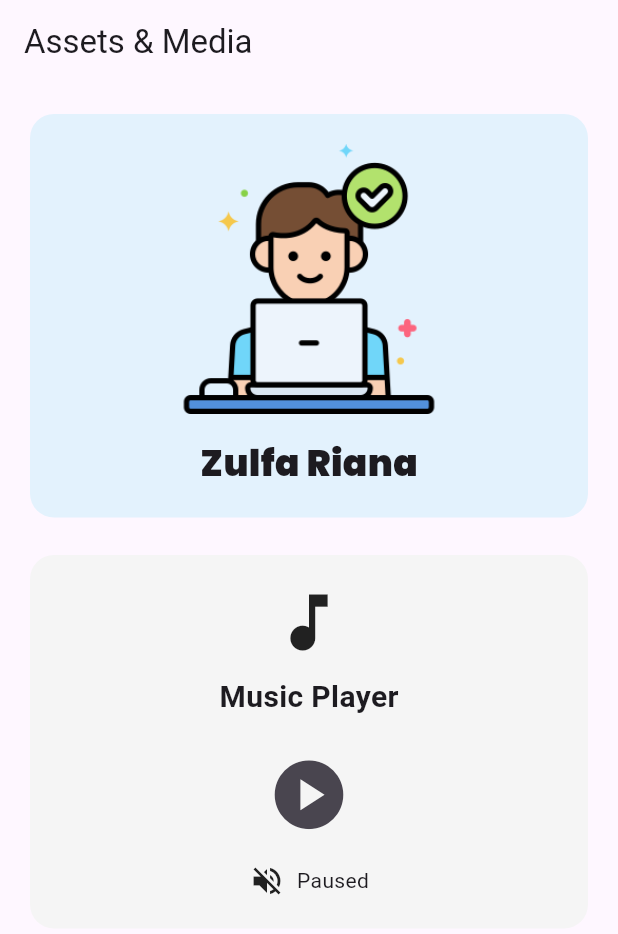
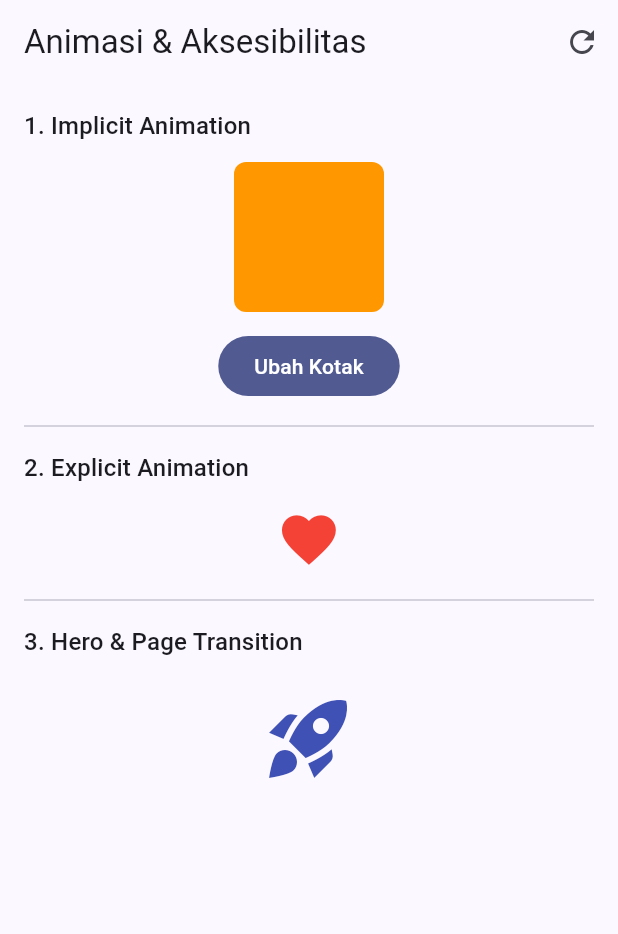
Before and after one commit to Zulfaar/prak-mobilelanjut-2407051006, a Flutter app: the screen it shows after launch, on a phone screen of 412 x 824 dp. Shown: the top 934 px of the screen. Run offline on Flutter 3.47's test engine with Material 3 defaults, Android fonts, the phone set to English and light mode, and no system bars; our stand-ins replace audioplayers.

Commit message:
Pertemuan 7

```diff
--- /dev/null
+++ b/flutter_application_1/lib/detail_page.dart
@@ -0,0 +1,23 @@
+import 'package:flutter/material.dart';
+
+class DetailPage extends StatelessWidget {
+  const DetailPage({super.key});
+
+  @override
+  Widget build(BuildContext context) {
+    return Scaffold(
+      appBar: AppBar(title: const Text('Detail')),
+      body: const Center(
+        child: Hero(
+          tag: 'hero-ikon',
+          child: Icon(
+            Icons.rocket_launch,
+            size: 160,
+            color: Colors.indigo,
+            semanticLabel: 'Ikon roket',
+          ),
+        ),
+      ),
+    );
+  }
+}
--- /dev/null
+++ b/flutter_application_1/lib/home_page.dart
@@ -0,0 +1,135 @@
+import 'package:flutter/material.dart';
+import 'detail_page.dart';
+
+class HomePage extends StatefulWidget {
+  const HomePage({super.key});
+
+  @override
+  State<HomePage> createState() => HomePageState();
+}
+
+class HomePageState extends State<HomePage>
+    with SingleTickerProviderStateMixin {
+  late final AnimationController _controller;
+  bool besar = false;
+
+  @override
+  void initState() {
+    super.initState();
+    _controller = AnimationController(
+      vsync: this,
+      duration: const Duration(milliseconds: 800),
+    )..repeat(reverse: true);
+  }
+
+  @override
+  void dispose() {
+    _controller.dispose();
+    super.dispose();
+  }
+
+  void _bukaDetail() {
+    Navigator.push(
+      context,
+      PageRouteBuilder(
+        transitionDuration: const Duration(milliseconds: 500),
+        pageBuilder: (context, animation, secondary) => const DetailPage(),
+        transitionsBuilder: (context, animation, secondary, child) =>
+            FadeTransition(opacity: animation, child: child),
+      ),
+    );
+  }
+
+  @override
+  Widget build(BuildContext context) {
+    final tanpaGerak = MediaQuery.of(context).disableAnimations;
+
+    return Scaffold(
+      appBar: AppBar(
+        title: const Text('Animasi & Aksesibilitas'),
+        actions: [
+          IconButton(
+            icon: const Icon(Icons.refresh),
+            tooltip: 'Reset kotak',
+            onPressed: () => setState(() => besar = false),
+          ),
+        ],
+      ),
+      body: ListView(
+        padding: const EdgeInsets.all(16),
+        children: [
+          Text(
+            '1. Implicit Animation',
+            style: Theme.of(context).textTheme.titleMedium,
+          ),
+          const SizedBox(height: 12),
+          Center(
+            child: Semantics(
+              label: besar ? 'Kotak ukuran besar' : 'Kotak ukuran kecil',
+              child: AnimatedContainer(
+                duration: Duration(milliseconds: tanpaGerak ? 0 : 500),
+                curve: Curves.easeInOut,
+                width: besar ? 200 : 100,
+                height: besar ? 200 : 100,
+                decoration: BoxDecoration(
+                  color: besar ? Colors.indigo : Colors.orange,
+                  borderRadius: BorderRadius.circular(besar ? 40 : 8),
+                ),
+              ),
+            ),
+          ),
+          const SizedBox(height: 12),
+          Center(
+            child: FilledButton(
+              onPressed: () => setState(() => besar = !besar),
+              child: const Text('Ubah Kotak'),
+            ),
+          ),
+          const Divider(height: 32),
+          Text(
+            '2. Explicit Animation',
+            style: Theme.of(context).textTheme.titleMedium,
+          ),
+          const SizedBox(height: 12),
+          Center(
+            child: ScaleTransition(
+              scale: Tween<double>(begin: 0.8, end: 1.2).animate(_controller),
+              child: const Icon(
+                Icons.favorite,
+                color: Colors.red,
+                size: 48,
+                semanticLabel: 'Ikon hati berdenyut',
+              ),
+            ),
+          ),
+          const Divider(height: 32),
+          Text(
+            '3. Hero & Page Transition',
+            style: Theme.of(context).textTheme.titleMedium,
+          ),
+          const SizedBox(height: 12),
+          Center(
+            child: Semantics(
+              label: 'Buka halaman detail',
+              button: true,
+              child: InkWell(
+                onTap: _bukaDetail,
+                child: const Padding(
+                  padding: EdgeInsets.all(8),
+                  child: Hero(
+                    tag: 'hero-ikon',
+                    child: Icon(
+                      Icons.rocket_launch,
+                      size: 64,
+                      color: Colors.indigo,
+                    ),
+                  ),
+                ),
+              ),
+            ),
+          ),
+        ],
+      ),
+    );
+  }
+}
--- a/flutter_application_1/lib/main.dart
+++ b/flutter_application_1/lib/main.dart
@@ -1,9 +1,7 @@
 import 'package:flutter/material.dart';
-import 'assets_media.dart';
+import 'home_page.dart';
 
-void main() {
-  runApp(const MyApp());
-}
+void main() => runApp(const MyApp());
 
 class MyApp extends StatelessWidget {
   const MyApp({super.key});
@@ -12,11 +10,11 @@
   Widget build(BuildContext context) {
     return MaterialApp(
       debugShowCheckedModeBanner: false,
-      title: 'Assets & Media',
       theme: ThemeData(
-        primarySwatch: Colors.blue,
+        colorSchemeSeed: Colors.indigo,
+        useMaterial3: true,
       ),
-      home: const AssetsMedia(),
+      home: const HomePage(),
     );
   }
 }
```
